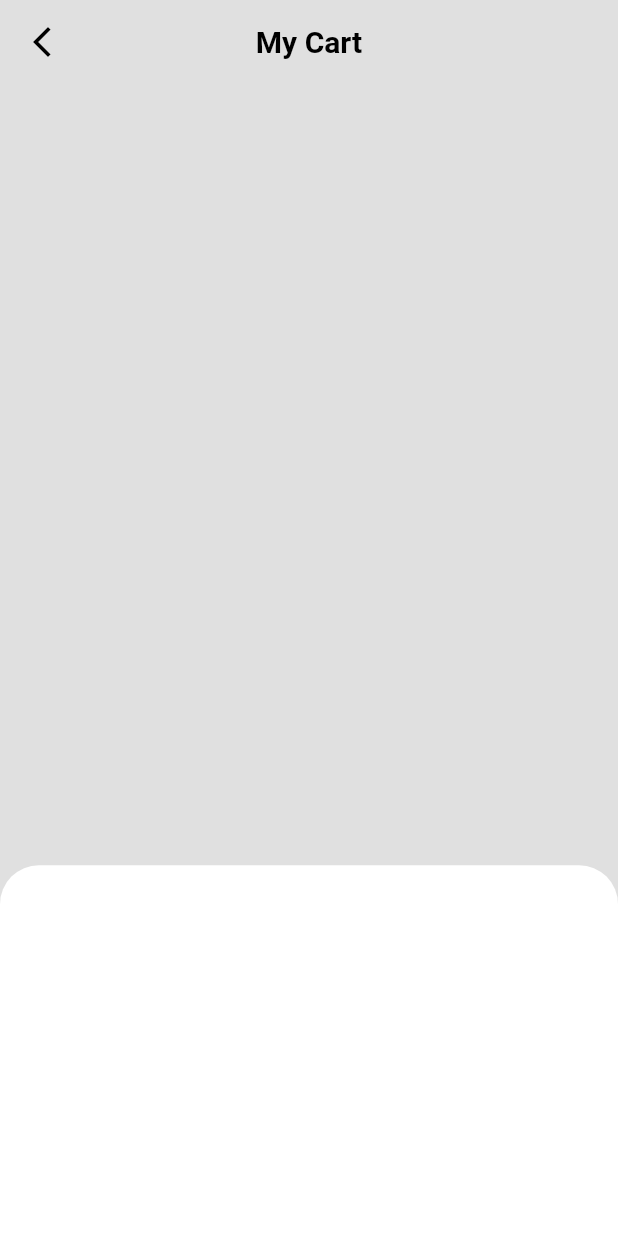
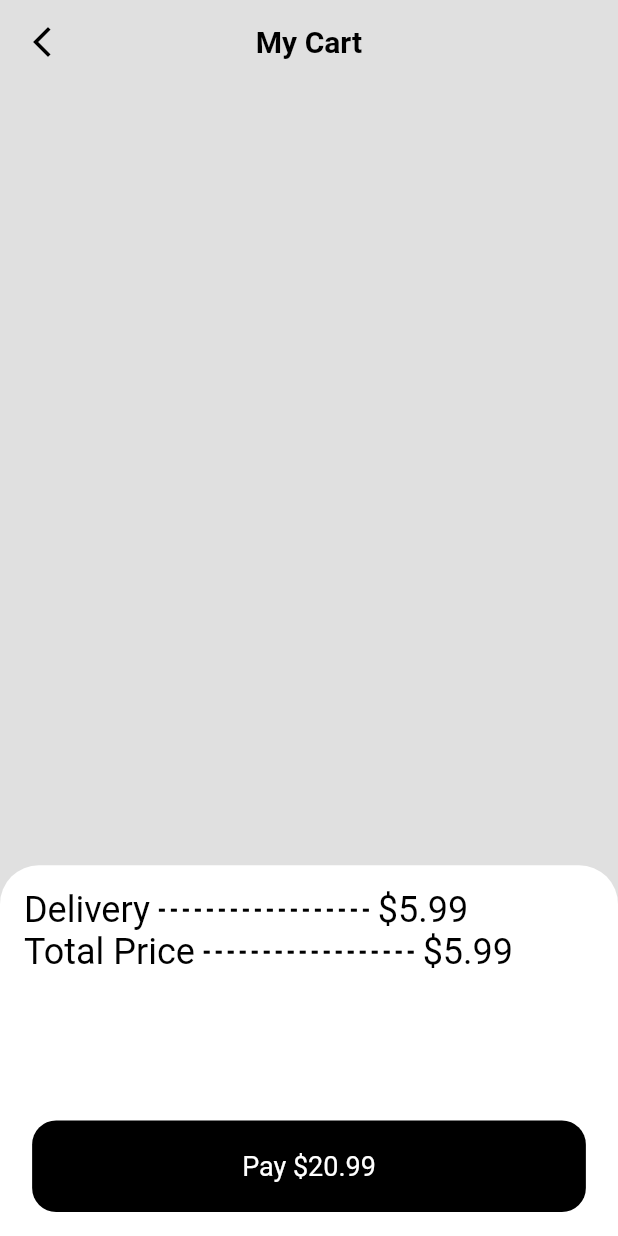
Before and after one commit to marufrobin/shoping_cart, a Flutter app: the screen it shows after launch, on a phone screen of 412 x 824 dp. Run offline on Flutter 3.47's test engine with Material 2 defaults, Android fonts, the phone set to English and light mode, and no system bars; drawn by our look-alikes of dotted_line.

Commit message:
bottom bar added.

```diff
--- a/lib/home_page.dart
+++ b/lib/home_page.dart
@@ -1,3 +1,4 @@
+import 'package:dotted_line/dotted_line.dart';
 import 'package:flutter/material.dart';
 
 class HomePage extends StatelessWidget {
@@ -14,7 +15,9 @@ class HomePage extends StatelessWidget {
 
   Container buildBottomBar(BuildContext context) {
     return Container(
+      padding: EdgeInsets.symmetric(horizontal: 16, vertical: 16),
       height: MediaQuery.of(context).size.height * 0.3,
+      width: MediaQuery.of(context).size.width,
       decoration: BoxDecoration(
           color: Colors.white,
           borderRadius: BorderRadius.only(
@@ -22,8 +25,45 @@ class HomePage extends StatelessWidget {
             topRight: Radius.circular(26),
           )),
       child: Column(
-        children: [],
+        mainAxisAlignment: MainAxisAlignment.center,
+        // crossAxisAlignment: CrossAxisAlignment.stretch,
+        children: [
+          buildBottomBarText(context, "Delivery", "\$5.99"),
+          buildBottomBarText(context, "Total Price", "\$5.99"),
+          Spacer(),
+          InkWell(
+            onTap: () {},
+            child: Container(
+                padding: EdgeInsets.symmetric(horizontal: 140, vertical: 20),
+                decoration: BoxDecoration(
+                  borderRadius: BorderRadius.circular(16),
+                  color: Colors.black,
+                ),
+                child: Text(
+                  "Pay \$20.99",
+                  style: TextStyle(color: Colors.white, fontSize: 18),
+                )),
+          )
+        ],
       ),
+    );
+  }
+
+  Row buildBottomBarText(
+      BuildContext context, String strName, String priceAmount) {
+    return Row(
+      children: [
+        Text(
+          "$strName ",
+          style: TextStyle(color: Colors.black, fontSize: 24),
+        ),
+        DottedLine(
+            direction: Axis.horizontal, lineLength: 140, lineThickness: 2),
+        Text(
+          " ${priceAmount}",
+          style: TextStyle(color: Colors.black, fontSize: 24),
+        )
+      ],
     );
   }
 
```
